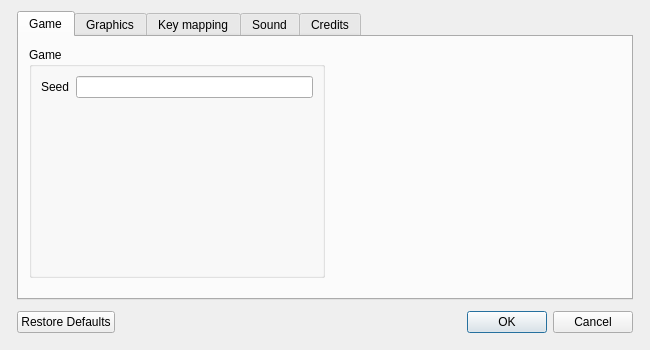
Before: the Qt Designer form src/gui/ui/OptionsDialog.ui in Glyca/RunicOrbs, drawn with Qt 5.
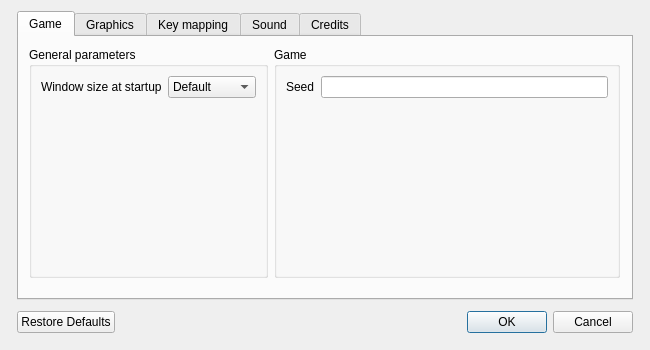
After: the same form once the commit is applied.

Commit message: Window size at startup can be configured in options.

```diff
--- a/src/gui/ui/OptionsDialog.ui
+++ b/src/gui/ui/OptionsDialog.ui
@@ -46,6 +46,67 @@
         </rect>
        </property>
        <layout class="QHBoxLayout" name="horizontalLayout">
+        <item>
+         <layout class="QVBoxLayout" name="generalVerticalLayout">
+          <item>
+           <widget class="QGroupBox" name="generalGroupBox">
+            <property name="title">
+             <string>General parameters</string>
+            </property>
+            <layout class="QVBoxLayout" name="verticalLayout_2">
+             <item>
+              <layout class="QHBoxLayout" name="windowSizeHorizontalLayout">
+               <item>
+                <widget class="QLabel" name="windowSizeLabel">
+                 <property name="text">
+                  <string>Window size at startup</string>
+                 </property>
+                </widget>
+               </item>
+               <item>
+                <widget class="QComboBox" name="windowSizeComboBox">
+                 <item>
+                  <property name="text">
+                   <string>Default</string>
+                  </property>
+                 </item>
+                 <item>
+                  <property name="text">
+                   <string>Centered</string>
+                  </property>
+                 </item>
+                 <item>
+                  <property name="text">
+                   <string>Maximized</string>
+                  </property>
+                 </item>
+                 <item>
+                  <property name="text">
+                   <string>Fullscreen</string>
+                  </property>
+                 </item>
+                </widget>
+               </item>
+              </layout>
+             </item>
+             <item>
+              <spacer name="verticalSpacer_4">
+               <property name="orientation">
+                <enum>Qt::Vertical</enum>
+               </property>
+               <property name="sizeHint" stdset="0">
+                <size>
+                 <width>20</width>
+                 <height>154</height>
+                </size>
+               </property>
+              </spacer>
+             </item>
+            </layout>
+           </widget>
+          </item>
+         </layout>
+        </item>
         <item>
          <layout class="QVBoxLayout" name="gameVerticalLayout">
           <item>
@@ -86,19 +147,6 @@
           </item>
          </layout>
         </item>
-        <item>
-         <spacer name="horizontalSpacer_2">
-          <property name="orientation">
-           <enum>Qt::Horizontal</enum>
-          </property>
-          <property name="sizeHint" stdset="0">
-           <size>
-            <width>40</width>
-            <height>20</height>
-           </size>
-          </property>
-         </spacer>
-        </item>
        </layout>
       </widget>
      </widget>
```
Left out of the diff: 2 changed lines with no effect on the pictures. The commit also changes 5 other files.
